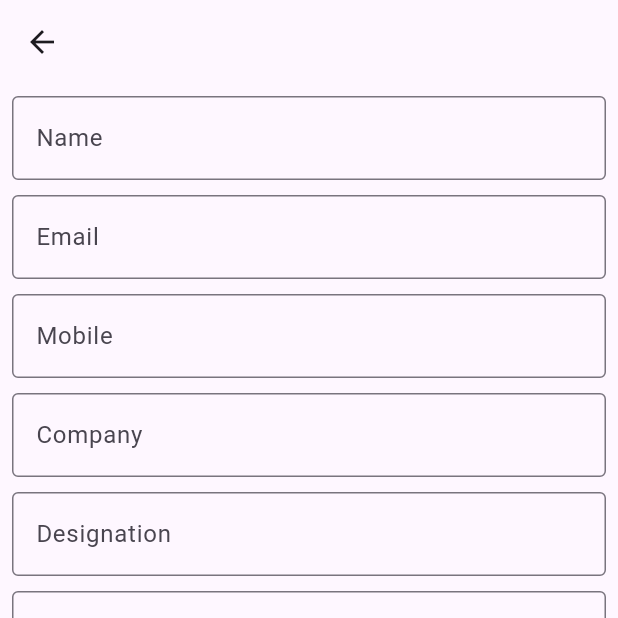
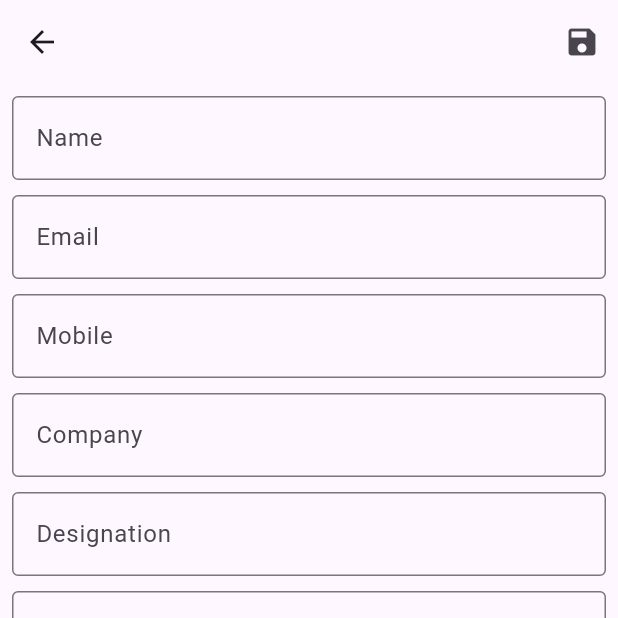
Before and after one commit to takiul-sumon/virtual-visiting-card, a Flutter app: the FormPage screen opened directly with empty values, on a phone screen of 412 x 824 dp, the top half of it. Run offline on Flutter 3.47's test engine with Material 3 defaults, Android fonts, the light colour scheme and no system bars; our stand-ins replace flutter_easyloading, image_picker; missing offline and left inert: google_mlkit_text_recognition.

Commit message:
initial Db Setup

```diff
--- a/lib/models/contact_model.dart
+++ b/lib/models/contact_model.dart
@@ -1,4 +1,15 @@
-// ignore_for_file: public_member_api_docs, sort_constructors_first
+const String tableContact = 'tbl-contact';
+const String tblContactColId = 'id';
+const String tblContactColCompany = 'company';
+const String tblContactColemail = 'email';
+const String tblContactColname = 'name';
+const String tblContactColmobile = 'mobile';
+const String tblContactColaddress = 'address';
+const String tblContactColdesignation = 'designation';
+const String tblContactColwebsite = 'website';
+const String tblContactColimage = 'image';
+const String tblContactColfavorite = 'favorite';
+
 class ContactModel {
   int id;
   String name;
@@ -8,7 +19,7 @@ class ContactModel {
   String designation;
   String website;
   String image;
-  String favorite;
+  bool favorite;
   String email;
   ContactModel({
     this.id = -1,
@@ -19,7 +30,35 @@ class ContactModel {
     this.designation = '',
     this.website = '',
     this.image = '',
-    this.favorite = '',
+    this.favorite = false,
     this.email = '',
   });
+
+  Map<String, dynamic> toMap() {
+    final map = <String, dynamic>{
+      tblContactColname: name,
+      tblContactColCompany: company,
+      tblContactColemail: email,
+      tblContactColdesignation: designation,
+      tblContactColimage: image,
+      tblContactColwebsite: website,
+      tblContactColfavorite: favorite ? 1 : 0,
+    };
+    if (id > 0) {
+      map[tblContactColId] = id;
+    }
+    return map;
+  }
+
+  factory ContactModel.fromMap(Map<String, dynamic> toMap) => ContactModel(
+    name: toMap[tblContactColname],
+    mobile: toMap[tblContactColmobile],
+    address: toMap[tblContactColaddress],
+    company: toMap[tblContactColCompany],
+    designation: toMap[tblContactColdesignation],
+    email: toMap[tblContactColemail],
+    website: toMap[tblContactColCompany],
+    image: toMap[tblContactColimage],
+    favorite: toMap[tblContactColfavorite] == 1 ? true : false,
+  );
 }
--- a/lib/screens/form_page.dart
+++ b/lib/screens/form_page.dart
@@ -11,7 +11,7 @@ class FormPage extends StatefulWidget {
 }
 
 class _FormPageState extends State<FormPage> {
-  GlobalKey _formkey = GlobalKey<FormState>();
+  final GlobalKey<FormState> _formkey = GlobalKey<FormState>();
   TextEditingController nameController = TextEditingController();
   TextEditingController emailController = TextEditingController();
   TextEditingController mobileController = TextEditingController();
@@ -29,13 +29,13 @@ class _FormPageState extends State<FormPage> {
 
   @override
   void dispose() {
-    super.dispose();
     nameController.dispose();
     emailController.dispose();
     mobileController.dispose();
     companyController.dispose();
     designationController.dispose();
     addressController.dispose();
+    super.dispose();
   }
 
   @override
@@ -47,7 +47,17 @@ class _FormPageState extends State<FormPage> {
   @override
   Widget build(BuildContext context) {
     return Scaffold(
-      appBar: AppBar(title: Text(widget.contactModel.name)),
+      appBar: AppBar(
+        title: Text(widget.contactModel.name),
+        actions: [
+          IconButton(
+            onPressed: () {
+              saveContact();
+            },
+            icon: Icon(Icons.save),
+          ),
+        ],
+      ),
       body: Form(
         key: _formkey,
         child: Padding(
@@ -57,6 +67,12 @@ class _FormPageState extends State<FormPage> {
             children: [
               TextFormField(
                 controller: nameController,
+                validator: (value) {
+                  if (value!.isEmpty) {
+                    return 'Enter Proper Name';
+                  }
+                  return null;
+                },
                 decoration: InputDecoration(
                   labelText: 'Name',
                   border: OutlineInputBorder(borderSide: BorderSide(width: 3)),
@@ -103,4 +119,15 @@ class _FormPageState extends State<FormPage> {
       ),
     );
   }
+
+  void saveContact() async {
+    if (_formkey.currentState!.validate()) {
+      widget.contactModel.name = nameController.text;
+      widget.contactModel.company = companyController.text;
+      widget.contactModel.designation = designationController.text;
+      widget.contactModel.email = emailController.text;
+      widget.contactModel.mobile = mobileController.text;
+      widget.contactModel.address = addressController.text;
+    }
+  }
 }
```
